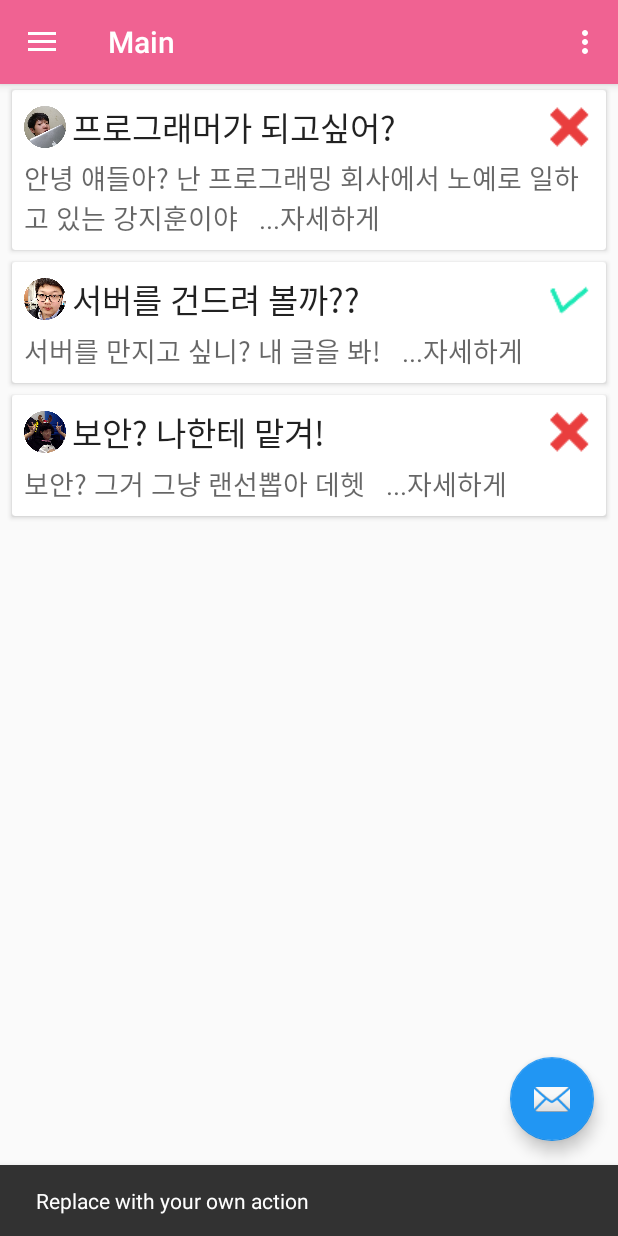
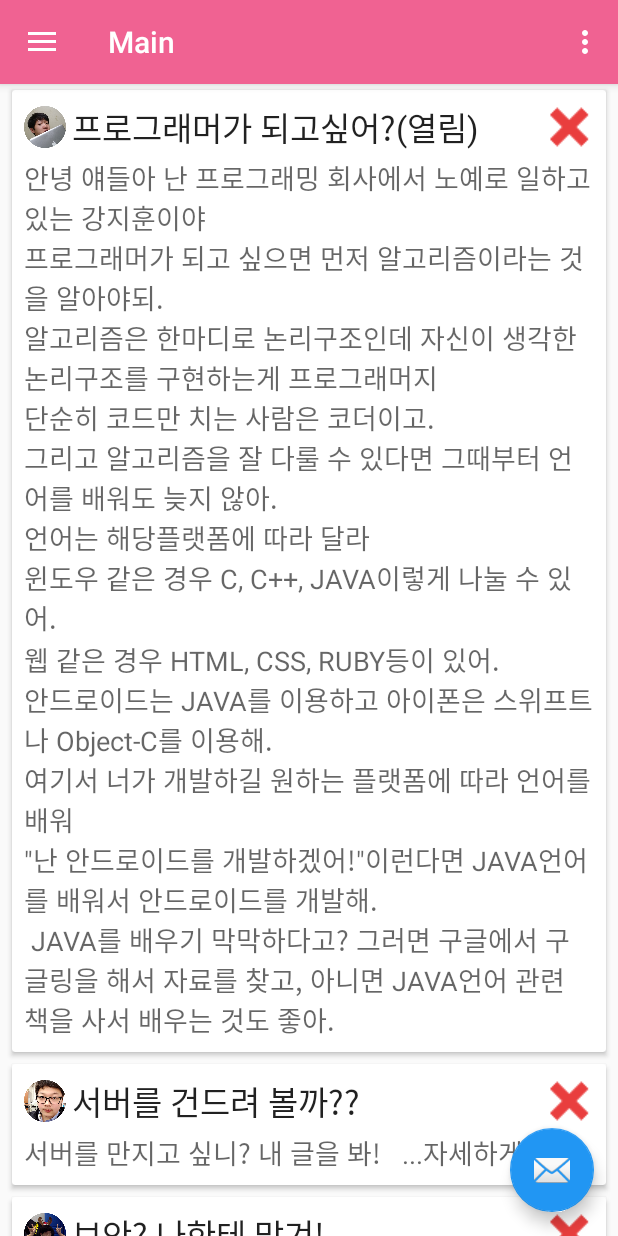
Before and after one commit to whdgmawkd/app, an Android app: the screen it shows after launch (MainActivity), after a tap on "프로그래머가 되고싶어?", on a phone screen of 412 x 824 dp. Run offline under Robolectric (Android 15) with nearby library versions, the phone set to English and light mode, and no system bars.

Commit message:
Fucking Update

```diff
--- a/app/src/main/java/nlnl/app/InfoMain.java
+++ b/app/src/main/java/nlnl/app/InfoMain.java
@@ -2,7 +2,6 @@ package nlnl.app;
 
 import android.os.Bundle;
 import android.support.v7.app.AppCompatActivity;
-import android.util.Log;
 import android.widget.ListView;
 
 public class InfoMain extends AppCompatActivity {
--- a/app/src/main/java/nlnl/app/MainActivity.java
+++ b/app/src/main/java/nlnl/app/MainActivity.java
@@ -55,7 +55,8 @@ public class MainActivity extends AppCompatActivity
         adapter = new cardAdapter();
 
         adapter.addCard(new cardItem(R.mipmap.jihun, "프로그래머가 되고싶어?", false, "안녕 얘들아? 난 프로그래밍 회사에서 노예로 일하고 있는 강지훈이야   ...자세하게"));
-        adapter.addCard(new cardItem(R.mipmap.byeongcheol,"서버를 건드려 볼까??",true,"서버를 만지고 싶니? 내 글을 봐!   ...자세하게"));
+
+        adapter.addCard(new cardItem(R.mipmap.byeongcheol,"서버를 건드려 볼까??", false ,"서버를 만지고 싶니? 내 글을 봐!   ...자세하게"));
         adapter.addCard(new cardItem(R.mipmap.minwoo,"보안? 나한테 맡겨!",false,"보안? 그거 그냥 랜선뽑아 데헷   ...자세하게"));
 
         final LinearLayoutManager layoutManager = new LinearLayoutManager(getApplicationContext());
--- a/app/src/main/java/nlnl/app/card/cardViewHolder.java
+++ b/app/src/main/java/nlnl/app/card/cardViewHolder.java
@@ -26,8 +26,25 @@ public class cardViewHolder extends RecyclerView.ViewHolder {
         itemView.setOnClickListener(new View.OnClickListener(){
             @Override
             public void onClick(View view) {
-                Snackbar.make(view, "Replace with your own action", Snackbar.LENGTH_LONG)
-                        .setAction("Action", null).show();
+                TextView txt =(TextView) view.findViewById(R.id.card_title);
+                TextView desc = (TextView)view.findViewById(R.id.card_desc);
+                if(txt.getText().equals("프로그래머가 되고싶어?")){
+                    desc.setText("안녕 얘들아 난 프로그래밍 회사에서 노예로 일하고 있는 강지훈이야 \n프로그래머가 되고 싶으면 먼저 알고리즘이라는 것을 알아야되.\n" +
+                            "알고리즘은 한마디로 논리구조인데 자신이 생각한 논리구조를 구현하는게 프로그래머지\n" +
+                            "단순히 코드만 치는 사람은 코더이고.\n" +
+                            "그리고 알고리즘을 잘 다룰 수 있다면 그때부터 언어를 배워도 늦지 않아.\n" +
+                            "언어는 해당플랫폼에 따라 달라\n" +
+                            "윈도우 같은 경우 C, C++, JAVA이렇게 나눌 수 있어.\n" +
+                            "웹 같은 경우 HTML, CSS, RUBY등이 있어.\n" +
+                            "안드로이드는 JAVA를 이용하고 아이폰은 스위프트나 Object-C를 이용해.\n" +
+                            "여기서 너가 개발하길 원하는 플랫폼에 따라 언어를 배워\n" +
+                            "\"난 안드로이드를 개발하겠어!\"이런다면 JAVA언어를 배워서 안드로이드를 개발해.\n" +
+                            " JAVA를 배우기 막막하다고? 그러면 구글에서 구글링을 해서 자료를 찾고, 아니면 JAVA언어 관련 책을 사서 배우는 것도 좋아.");
+                    txt.setText("프로그래머가 되고싶어?(열림)");
+                } else if(txt.getText().equals("프로그래머가 되고싶어?(열림)")){
+                    desc.setText("안녕 얘들아 난 프로그래밍 회사에서 노예로 일하고 있는 강지훈이야 ...자세하게");
+                    txt.setText("프로그래머가 되고싶어?");
+                }
             }
         });
     }
```
